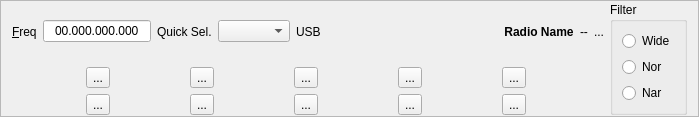
The window that mqt/MqtLogger/rigcontrolframe.ui (zsteva/backup-minos2) describes before a commit, drawn with Qt 5.
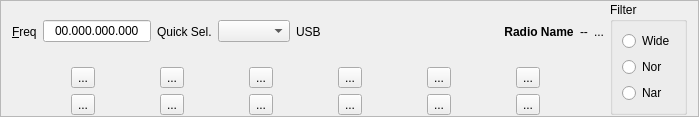
The same window after the commit. Custom widgets are drawn as their Qt base class.

Commit message: added second button and intitial test of run buttons

The edit to the form file:
```diff
--- a/mqt/MqtLogger/rigcontrolframe.ui
+++ b/mqt/MqtLogger/rigcontrolframe.ui
@@ -191,6 +191,20 @@
          </property>
         </widget>
        </item>
+       <item row="0" column="5">
+        <widget class="QToolButton" name="RunButton1">
+         <property name="text">
+          <string>...</string>
+         </property>
+        </widget>
+       </item>
+       <item row="1" column="5">
+        <widget class="QToolButton" name="RunButton2">
+         <property name="text">
+          <string>...</string>
+         </property>
+        </widget>
+       </item>
       </layout>
      </item>
     </layout>
```
Left out of the diff: 28 changed lines with no effect on the pictures. The commit also changes 8 other files.
